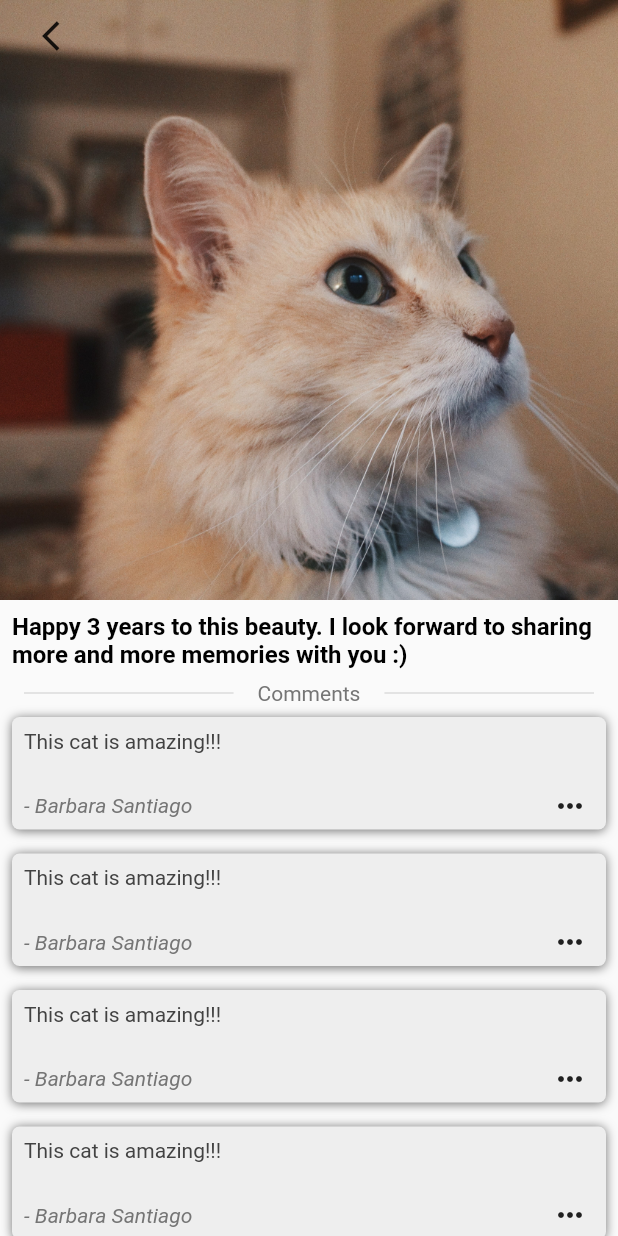
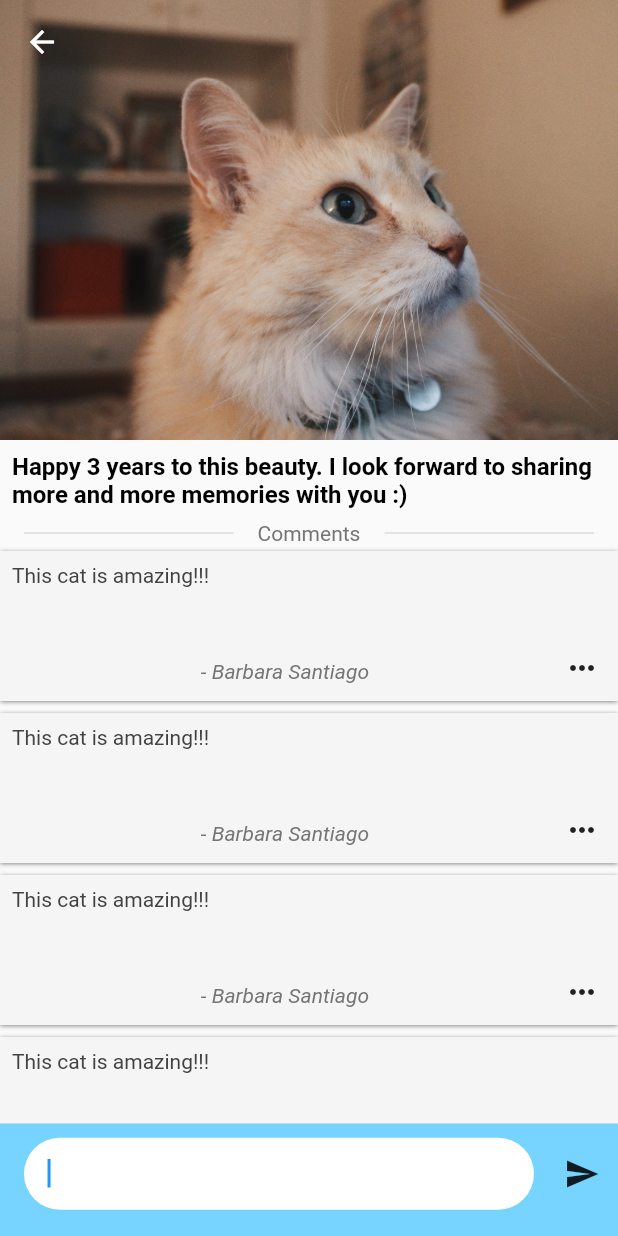
Before and after one commit to mike-gallego/social, a Flutter app: the screen it shows after launch, after a tap on "Comment", on a phone screen of 412 x 824 dp. Run offline on Flutter 3.47's test engine with Material 2 defaults, Android fonts, the phone set to English and light mode, and no system bars; missing offline and left inert: colorful_safe_area, hashtagable.

Commit message:
:lipstick: comment screen more reactive
using slivers, the keyboard reacts with the components

```diff
--- a/lib/main.dart
+++ b/lib/main.dart
@@ -20,12 +20,9 @@ class MyApp extends StatelessWidget {
           lazy: false,
         ),
       ],
-      child: MaterialApp(
+      child: const MaterialApp(
         title: 'Flutter Social Demo',
-        theme: ThemeData(
-          primarySwatch: Colors.blue,
-        ),
-        home: const FeedScreen(),
+        home: FeedScreen(),
       ),
     );
   }
--- a/lib/providers/post_provider.dart
+++ b/lib/providers/post_provider.dart
@@ -5,6 +5,17 @@ import 'package:social/styles/texts.dart';
 import 'package:uuid/uuid.dart';
 
 class PostProvider extends ChangeNotifier {
+  PostProvider() {
+    _controller = TextEditingController();
+    _inputNode = FocusNode();
+  }
+
+  late TextEditingController _controller;
+  TextEditingController get controller => _controller;
+
+  late FocusNode _inputNode;
+  FocusNode get inputNode => _inputNode;
+
   final Map<String, int> _counters = {
     'thumb': 17,
   };
--- a/lib/screens/comment_screen.dart
+++ b/lib/screens/comment_screen.dart
@@ -1,6 +1,8 @@
 import 'package:flutter/material.dart';
 import 'package:colorful_safe_area/colorful_safe_area.dart';
+import 'package:provider/provider.dart';
 import 'package:social/models/post.dart';
+import 'package:social/providers/post_provider.dart';
 import 'package:social/styles/textstyles.dart';
 import 'package:social/widgets/comment/comment_component.dart';
 
@@ -12,21 +14,28 @@ class CommentScreen extends StatelessWidget {
 
   @override
   Widget build(BuildContext context) {
+    return Consumer<PostProvider>(builder: (context, provider, _) {
       return Scaffold(
-      body: Stack(
-        children: [
-          Column(
-            crossAxisAlignment: CrossAxisAlignment.start,
-            children: [
-              Hero(
+        body: CustomScrollView(slivers: [
+          SliverAppBar(
+            collapsedHeight: 150,
+            expandedHeight: 300,
+            flexibleSpace: SizedBox.expand(
+              child: Hero(
                 tag: tag!,
                 child: Image.asset(
                   post!.imgPath!,
-                  height: 400,
                   width: double.infinity,
-                  fit: BoxFit.fitHeight,
+                  fit: BoxFit.cover,
                 ),
               ),
+            ),
+          ),
+          SliverFillRemaining(
+            child: Column(
+              crossAxisAlignment: CrossAxisAlignment.start,
+              children: [
+                Column(children: [
                   Padding(
                     padding: const EdgeInsets.all(8.0),
                     child: Text(post!.caption!, style: darkText),
@@ -48,31 +57,56 @@ class CommentScreen extends StatelessWidget {
                       ),
                     ),
                   ]),
+                ]),
                 Expanded(
                   child: SingleChildScrollView(
                       child: Column(children: [
                     for (int i = 0; i < 10; i++) const CommentComponent()
                   ])),
                 ),
-            ],
+                Container(
+                  height: 75,
+                  color: Colors.lightBlueAccent.withOpacity(.7),
+                  child: Row(
+                    children: [
+                      Expanded(
+                        child: Container(
+                            margin: const EdgeInsets.only(
+                                bottom: 16.0, top: 8.0, left: 16.0, right: 8.0),
+                            decoration: const BoxDecoration(
+                              color: Colors.white,
+                              borderRadius: BorderRadius.all(
+                                Radius.circular(40.0),
                               ),
-          ColorfulSafeArea(
-            color: Colors.transparent,
-            child: SizedBox.expand(
+                            ),
                             child: Padding(
                               padding: const EdgeInsets.only(left: 16.0),
-                child: Align(
-                  alignment: Alignment.topLeft,
-                  child: IconButton(
-                    icon: const Icon(Icons.arrow_back_ios),
-                    onPressed: () => Navigator.pop(context),
+                              child: TextField(
+                                controller: provider.controller,
+                                focusNode: provider.inputNode,
+                                autofocus: true,
+                                decoration: const InputDecoration(
+                                  border: InputBorder.none,
                                 ),
                               ),
+                            )),
                       ),
+                      SizedBox(
+                        height: double.infinity,
+                        child: IconButton(
+                          padding: const EdgeInsets.only(bottom: 8.0),
+                          icon: const Icon(Icons.send),
+                          onPressed: () => debugPrint('send'),
                         ),
                       ),
                     ],
                   ),
+                )
+              ],
+            ),
+          )
+        ]),
       );
+    });
   }
 }
--- a/lib/widgets/comment/comment_component.dart
+++ b/lib/widgets/comment/comment_component.dart
@@ -7,52 +7,49 @@ class CommentComponent extends StatelessWidget {
   @override
   Widget build(BuildContext context) {
     return Padding(
-      padding: const EdgeInsets.all(8.0),
+      padding: const EdgeInsets.symmetric(vertical: 4.0),
       child: Container(
-        height: 75,
+        height: 100,
         width: double.infinity,
         decoration: BoxDecoration(
-          color: Colors.grey[200],
-          borderRadius: const BorderRadius.all(Radius.circular(5.0)),
+          color: Colors.grey[100],
           boxShadow: const [
             BoxShadow(
               color: Colors.black54,
-              blurRadius: 5.0,
+              blurRadius: 2.0,
               offset: Offset(0.0, 0.75),
             )
           ],
         ),
-        child: Row(
+        child: Column(
+          crossAxisAlignment: CrossAxisAlignment.start,
           children: [
             Expanded(
               child: Padding(
-                padding: const EdgeInsets.only(
-                  top: 8.0,
-                  left: 8.0,
-                  bottom: 8.0,
-                ),
-                child: Column(
-                  crossAxisAlignment: CrossAxisAlignment.start,
-                  children: [
-                    Expanded(
-                        child: Text(
-                      'This cat is amazing!!!',
-                      maxLines: 1,
-                      style: commentText,
-                    )),
-                    Text('- Barbara Santiago', style: commentAuthor)
-                  ],
-                ),
+                padding: const EdgeInsets.all(8.0),
+                child: Text('This cat is amazing!!!', style: commentText),
               ),
             ),
             SizedBox(
-              height: double.infinity,
-              child: IconButton(
-                  alignment: Alignment.bottomCenter,
-                  padding: const EdgeInsets.only(bottom: 4.0),
-                  onPressed: () => debugPrint('report'),
-                  icon: const Icon(Icons.more_horiz)),
-            )
+              height: 40,
+              width: double.infinity,
+              child: Row(
+                children: [
+                  Expanded(
+                    child: Padding(
+                      padding: const EdgeInsets.only(left: 16.0),
+                      child: Center(
+                          child:
+                              Text('- Barbara Santiago', style: commentAuthor)),
+                    ),
+                  ),
+                  IconButton(
+                      padding: const EdgeInsets.only(bottom: 4.0),
+                      onPressed: () => debugPrint('report'),
+                      icon: const Icon(Icons.more_horiz)),
+                ],
+              ),
+            ),
           ],
         ),
       ),
--- a/pubspec.yaml
+++ b/pubspec.yaml
@@ -38,6 +38,8 @@ dependencies:
   provider: ^5.0.0
   uuid: ^3.0.4
   colorful_safe_area: ^0.3.0
+  firebase_core: ^1.6.0
+  cloud_firestore: ^2.5.3
 
 dev_dependencies:
   flutter_test:
```
Also changed, not shown: pubspec.lock, 7 other files. Lines whose indentation alone changed are shown as unchanged.
